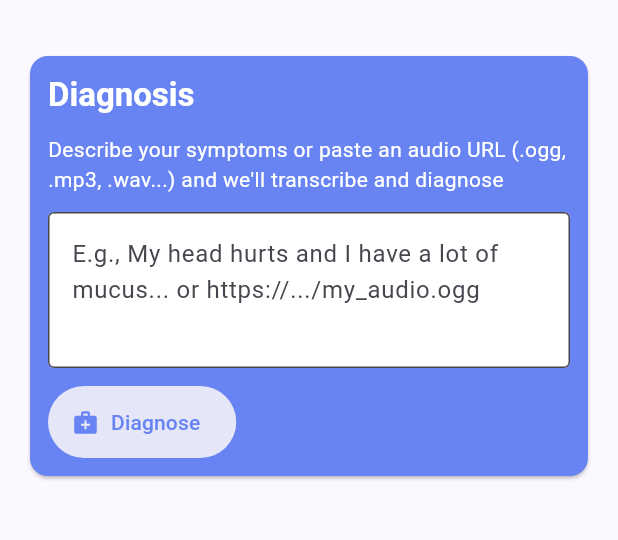
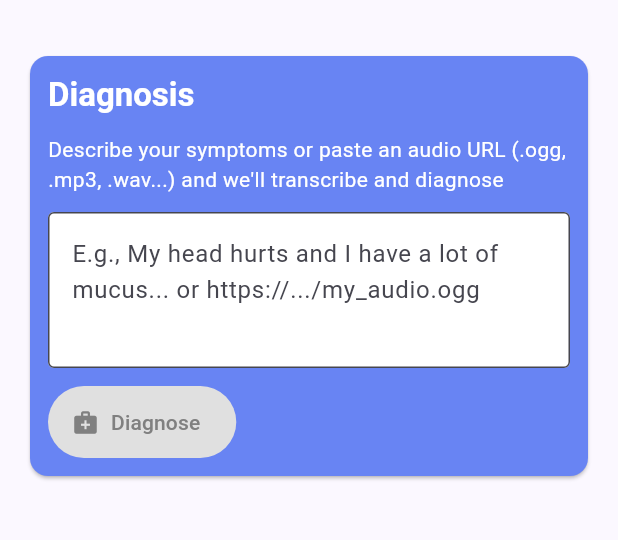
Before and after one commit to hfunescom/telepatia-ai-techtest-frontend, a Flutter app: the screen it shows after launch, on a phone screen of 412 x 824 dp, the part 70-610 px from its top. Run offline on Flutter 3.47's test engine with Material 3 defaults, Android fonts, the light colour scheme and no system bars.

Commit message:
Style disabled Diagnose button in gray

```diff
--- a/telepatia_ai_techtest_frontend/lib/screens/home_screen.dart
+++ b/telepatia_ai_techtest_frontend/lib/screens/home_screen.dart
@@ -172,9 +172,9 @@ class _HomeScreenState extends State<HomeScreen> {
                                 backgroundColor: const Color(0xFFE5E6F7),
                                 foregroundColor: const Color(0xFF6884F3),
                                 disabledBackgroundColor:
-                                    const Color(0xFFE5E6F7),
+                                    const Color(0xFFE0E0E0),
                                 disabledForegroundColor:
-                                    const Color(0xFF6884F3),
+                                    const Color(0xFF808080),
                               ),
                               onPressed: provider.isLoading || input.isEmpty
                                   ? null
```
